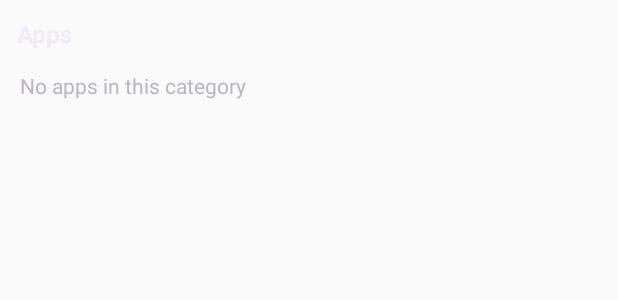
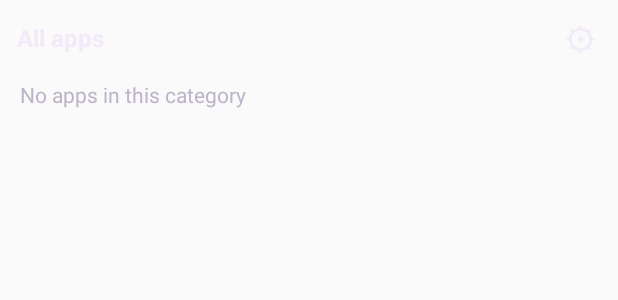
Before and after one commit to ParasaurPal/AppCategoryWidgets, an Android app: the layout category_widget.xml on its own in the app's theme, with its tools: preview values and no code run, on a phone screen of 412 x 824 dp. Shown: the top 300 px of the screen. Run offline under Robolectric (Android 15) with nearby library versions, the phone set to English and light mode, and no system bars.

Commit message:
Add dedicated widget configuration control

```diff
--- a/app/src/main/res/layout/category_widget.xml
+++ b/app/src/main/res/layout/category_widget.xml
@@ -1,7 +1,10 @@
 <?xml version="1.0" encoding="utf-8"?>
 <FrameLayout xmlns:android="http://schemas.android.com/apk/res/android" android:id="@+id/widget_root" android:layout_width="match_parent" android:layout_height="match_parent" android:background="@android:color/transparent" android:padding="5dp">
  <LinearLayout android:id="@+id/widget_content" android:layout_width="match_parent" android:layout_height="match_parent" android:orientation="vertical" android:background="@android:color/transparent">
-  <TextView android:id="@+id/widget_title" android:layout_width="match_parent" android:layout_height="wrap_content" android:textColor="#F2EAF8" android:textSize="16sp" android:textStyle="bold" android:padding="6dp" android:text="Apps" android:background="@android:color/transparent"/>
+  <LinearLayout android:layout_width="match_parent" android:layout_height="wrap_content" android:orientation="horizontal" android:gravity="center_vertical">
+   <TextView android:id="@+id/widget_title" android:layout_width="0dp" android:layout_height="wrap_content" android:layout_weight="1" android:textColor="#F2EAF8" android:textSize="16sp" android:textStyle="bold" android:padding="6dp" android:text="All apps" android:background="@android:color/transparent"/>
+   <TextView android:id="@+id/widget_config" android:layout_width="40dp" android:layout_height="40dp" android:gravity="center" android:text="⚙" android:textSize="22sp" android:textColor="#F2EAF8" android:contentDescription="Configure widget" android:background="@android:color/transparent"/>
+  </LinearLayout>
   <FrameLayout android:layout_width="match_parent" android:layout_height="0dp" android:layout_weight="1" android:background="@android:color/transparent">
    <ListView android:id="@+id/widget_list" android:layout_width="match_parent" android:layout_height="match_parent" android:divider="#443A45" android:dividerHeight="1dp" android:scrollbars="vertical" android:background="@android:color/transparent"/>
    <GridView android:id="@+id/widget_grid" android:layout_width="match_parent" android:layout_height="match_parent" android:numColumns="3" android:verticalSpacing="4dp" android:horizontalSpacing="4dp" android:stretchMode="columnWidth" android:gravity="center" android:scrollbars="vertical" android:background="@android:color/transparent"/>
```
